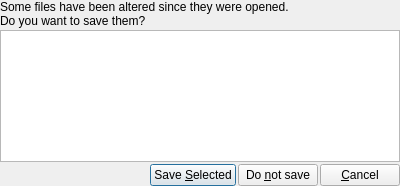
Qt form prymatex/resources/ui/multiclose.ui (prymatex/prymatex) before a commit.
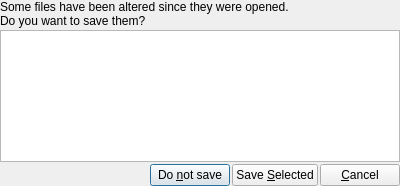
The same form after that commit. Icons and pictures are not drawn.

The edit to the form file:
```diff
--- a/prymatex/resources/ui/multiclose.ui
+++ b/prymatex/resources/ui/multiclose.ui
@@ -46,22 +46,18 @@
        </property>
       </spacer>
      </item>
-     <item>
-      <widget class="QPushButton" name="pushSaveSelected">
-       <property name="text">
-        <string>Save &amp;Selected</string>
-       </property>
-       <property name="icon">
-        <iconset>
-         <normaloff>:/actions/resources/actions/document-save-all.png</normaloff>:/actions/resources/actions/document-save-all.png</iconset>
-       </property>
-      </widget>
-     </item>
      <item>
       <widget class="QPushButton" name="pushDontSave">
        <property name="text">
         <string>Do &amp;not save</string>
        </property>
+      </widget>
+     </item>
+     <item>
+      <widget class="QPushButton" name="pushSaveSelected">
+       <property name="text">
+        <string>Save &amp;Selected</string>
+       </property>
        <property name="icon">
         <iconset>
          <normaloff>:/actions/resources/actions/edit-delete.png</normaloff>:/actions/resources/actions/edit-delete.png</iconset>
```
Left out of the diff: 10 changed lines with no effect on the pictures.
